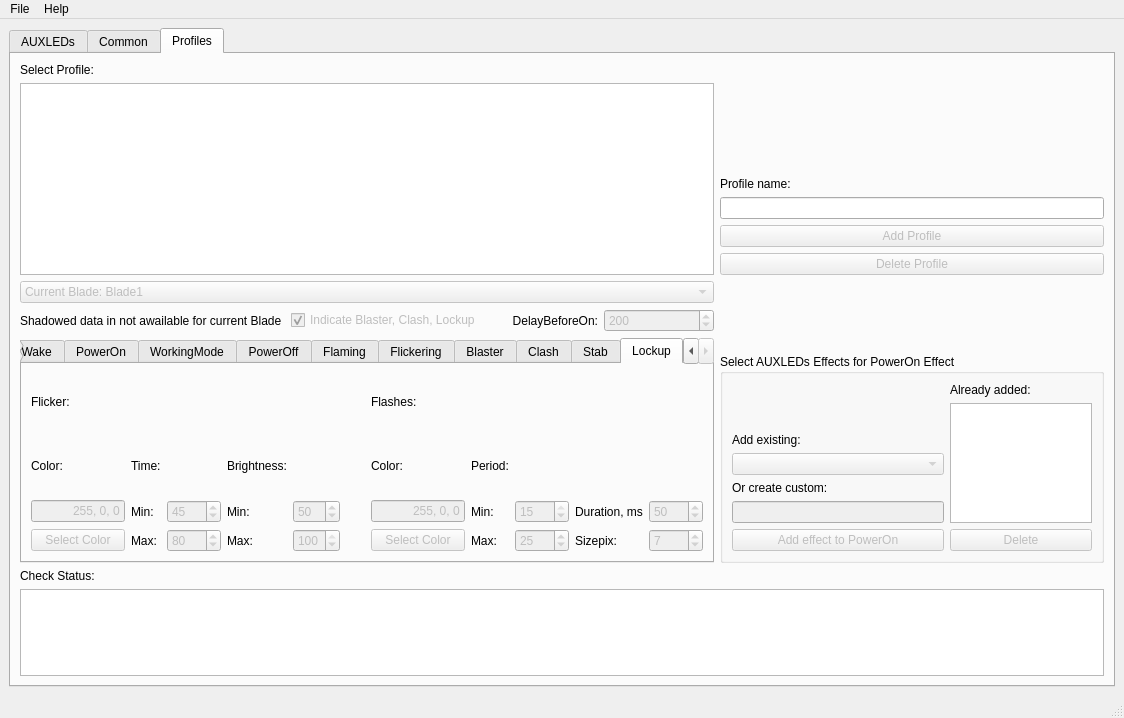
Above: Design.ui from raptorbox01/profileeditor before the change. Below: the same form after it.
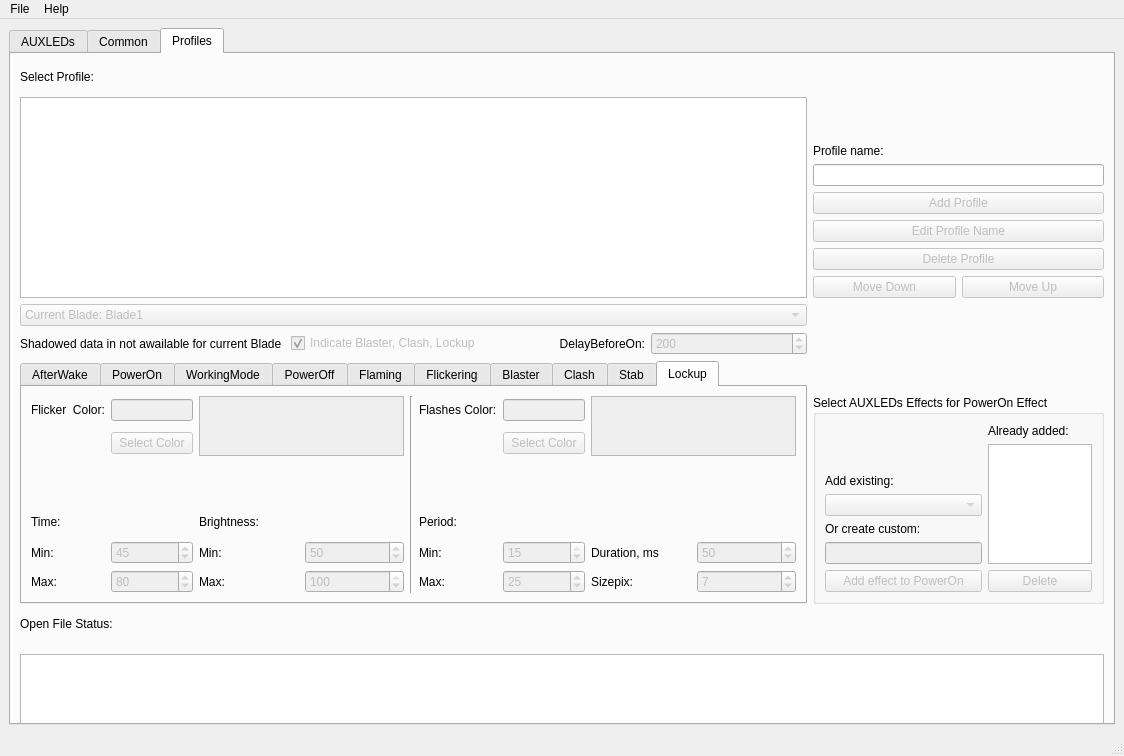
That is the form after the change. The open tabs and pages were chosen to show the change.

Commit message: +open all functionality +common.ini not saved bug fixed +buttons edit, move up and down (do not work)

```diff
--- a/Design.ui
+++ b/Design.ui
@@ -7,7 +7,7 @@
     <x>0</x>
     <y>0</y>
     <width>1124</width>
-    <height>718</height>
+    <height>756</height>
    </rect>
   </property>
   <property name="windowTitle">
@@ -1673,185 +1673,8 @@
        <attribute name="title">
         <string>Profiles</string>
        </attribute>
-       <layout class="QGridLayout" name="gridLayout_3" rowstretch="0,0,0,0,0,0,0,0,0,0,0,0,0" columnstretch="0,0,0,0,0">
-        <item row="3" column="4">
-         <widget class="QLineEdit" name="TxtAddProfile">
-          <property name="alignment">
-           <set>Qt::AlignBottom|Qt::AlignLeading|Qt::AlignLeft</set>
-          </property>
-         </widget>
-        </item>
-        <item row="4" column="4">
-         <widget class="QPushButton" name="BtnProfile">
-          <property name="enabled">
-           <bool>false</bool>
-          </property>
-          <property name="text">
-           <string>Add Profile</string>
-          </property>
-         </widget>
-        </item>
-        <item row="10" column="4">
-         <widget class="QGroupBox" name="GBAuxLeds">
-          <property name="title">
-           <string>Select AUXLEDs Effects for PowerOn Effect</string>
-          </property>
-          <layout class="QGridLayout" name="gridLayout_5" columnstretch="0,15,10">
-           <item row="13" column="2">
-            <widget class="QPushButton" name="BtnAuxDelete">
-             <property name="enabled">
-              <bool>false</bool>
-             </property>
-             <property name="text">
-              <string>Delete</string>
-             </property>
-            </widget>
-           </item>
-           <item row="13" column="1">
-            <widget class="QPushButton" name="BtnCReateAux">
-             <property name="enabled">
-              <bool>false</bool>
-             </property>
-             <property name="text">
-              <string>Add effect to PowerOn</string>
-             </property>
-            </widget>
-           </item>
-           <item row="12" column="1">
-            <widget class="QLineEdit" name="TxtCreateAux">
-             <property name="enabled">
-              <bool>false</bool>
-             </property>
-            </widget>
-           </item>
-           <item row="11" column="1" alignment="Qt::AlignBottom">
-            <widget class="QLabel" name="LblCreateAux">
-             <property name="text">
-              <string>Or create custom:</string>
-             </property>
-            </widget>
-           </item>
-           <item row="10" column="1">
-            <widget class="QComboBox" name="CBAuxList">
-             <property name="enabled">
-              <bool>false</bool>
-             </property>
-            </widget>
-           </item>
-           <item row="6" column="2">
-            <widget class="QLabel" name="label">
-             <property name="text">
-              <string>Already added:</string>
-             </property>
-            </widget>
-           </item>
-           <item row="7" column="2" rowspan="6">
-            <widget class="QListWidget" name="LstAuxProfile">
-             <property name="maximumSize">
-              <size>
-               <width>16777215</width>
-               <height>120</height>
-              </size>
-             </property>
-            </widget>
-           </item>
-           <item row="9" column="1">
-            <widget class="QLabel" name="LblAddAux">
-             <property name="text">
-              <string>Add existing:</string>
-             </property>
-            </widget>
-           </item>
-          </layout>
-         </widget>
-        </item>
-        <item row="2" column="4">
-         <widget class="QLabel" name="LblProfile_2">
-          <property name="text">
-           <string>Profile name:</string>
-          </property>
-          <property name="alignment">
-           <set>Qt::AlignBottom|Qt::AlignLeading|Qt::AlignLeft</set>
-          </property>
-         </widget>
-        </item>
-        <item row="5" column="4">
-         <widget class="QPushButton" name="BtnDeleteProfile">
-          <property name="enabled">
-           <bool>false</bool>
-          </property>
-          <property name="text">
-           <string>Delete Profile</string>
-          </property>
-         </widget>
-        </item>
-        <item row="7" column="1">
-         <widget class="QCheckBox" name="CBIndicate">
-          <property name="enabled">
-           <bool>false</bool>
-          </property>
-          <property name="text">
-           <string>Indicate Blaster, Clash, Lockup</string>
-          </property>
-          <property name="checked">
-           <bool>true</bool>
-          </property>
-         </widget>
-        </item>
-        <item row="7" column="2">
-         <widget class="QLabel" name="LblDelayBeforeOn">
-          <property name="text">
-           <string>DelayBeforeOn:</string>
-          </property>
-          <property name="alignment">
-           <set>Qt::AlignRight|Qt::AlignTrailing|Qt::AlignVCenter</set>
-          </property>
-         </widget>
-        </item>
-        <item row="7" column="3">
-         <widget class="QSpinBox" name="SpinDelayBeforeOn">
-          <property name="enabled">
-           <bool>false</bool>
-          </property>
-          <property name="maximum">
-           <number>9999</number>
-          </property>
-          <property name="singleStep">
-           <number>100</number>
-          </property>
-          <property name="value">
-           <number>200</number>
-          </property>
-         </widget>
-        </item>
-        <item row="7" column="0">
-         <widget class="QLabel" name="label_2">
-          <property name="text">
-           <string>Shadowed data in not awailable for current Blade </string>
-          </property>
-         </widget>
-        </item>
-        <item row="1" column="0" rowspan="5" colspan="4">
-         <widget class="QListWidget" name="LstProfile"/>
-        </item>
-        <item row="6" column="0" colspan="4">
-         <widget class="QComboBox" name="CBBlade">
-          <property name="enabled">
-           <bool>false</bool>
-          </property>
-          <item>
-           <property name="text">
-            <string>Current Blade: Blade1</string>
-           </property>
-          </item>
-          <item>
-           <property name="text">
-            <string>Current Blade: Blade2</string>
-           </property>
-          </item>
-         </widget>
-        </item>
-        <item row="9" column="0" rowspan="2" colspan="4">
+       <layout class="QGridLayout" name="gridLayout_3" rowstretch="0,0,0,0,0,0,0,0,0,0,0,0,0,0,0" columnstretch="0,0,0,0,0,0">
+        <item row="11" column="0" rowspan="2" colspan="4">
          <widget class="QTabWidget" name="TabEffects">
           <property name="enabled">
            <bool>true</bool>
@@ -2882,39 +2705,7 @@
             <string>Lockup</string>
            </attribute>
            <layout class="QGridLayout" name="gridLayout_23">
-            <item row="4" column="8">
-             <widget class="QSpinBox" name="SpinLockupPeriodMax">
-              <property name="enabled">
-               <bool>false</bool>
-              </property>
-              <property name="minimum">
-               <number>15</number>
-              </property>
-              <property name="maximum">
-               <number>9999</number>
-              </property>
-              <property name="singleStep">
-               <number>5</number>
-              </property>
-              <property name="value">
-               <number>25</number>
-              </property>
-             </widget>
-            </item>
-            <item row="3" column="6">
-             <widget class="QLineEdit" name="TxtLockupFlashesColor">
-              <property name="enabled">
-               <bool>false</bool>
-              </property>
-              <property name="text">
-               <string>255, 0, 0</string>
-              </property>
-              <property name="alignment">
-               <set>Qt::AlignRight|Qt::AlignTrailing|Qt::AlignVCenter</set>
-              </property>
-             </widget>
-            </item>
-            <item row="4" column="0">
+            <item row="1" column="1">
              <widget class="QPushButton" name="BtnLockupFlickerColor">
               <property name="enabled">
                <bool>false</bool>
@@ -2922,294 +2713,398 @@
               <property name="text">
                <string>Select Color</string>
               </property>
+              <property name="autoDefault">
+               <bool>true</bool>
+              </property>
              </widget>
             </item>
-            <item row="3" column="1">
-             <widget class="QLabel" name="LblLockupTimeMin">
+            <item row="0" column="1">
+             <widget class="QLineEdit" name="TxtLockupFlickerColor">
+              <property name="enabled">
+               <bool>false</bool>
+              </property>
+              <property name="inputMask">
+               <string/>
+              </property>
               <property name="text">
-               <string>Min:</string>
+               <string/>
               </property>
+              <property name="alignment">
+               <set>Qt::AlignRight|Qt::AlignTrailing|Qt::AlignVCenter</set>
+              </property>
              </widget>
             </item>
-            <item row="1" column="1">
+            <item row="0" column="5" rowspan="7">
+             <widget class="Line" name="line">
+              <property name="orientation">
+               <enum>Qt::Vertical</enum>
+              </property>
+             </widget>
+            </item>
+            <item row="6" column="1">
+             <widget class="QSpinBox" name="SpinLockupTimeMax">
+              <property name="enabled">
+               <bool>false</bool>
+              </property>
+              <property name="minimum">
+               <number>45</number>
+              </property>
+              <property name="maximum">
+               <number>9999</number>
+              </property>
+              <property name="value">
+               <number>80</number>
+              </property>
+             </widget>
+            </item>
+            <item row="3" column="0">
              <widget class="QLabel" name="LblLockupTime">
               <property name="text">
                <string>Time:</string>
               </property>
              </widget>
             </item>
-            <item row="3" column="2">
-             <widget class="QSpinBox" name="SpinLockupTimeMin">
-              <property name="enabled">
-               <bool>false</bool>
-              </property>
-              <property name="minimum">
-               <number>1</number>
-              </property>
-              <property name="maximum">
-               <number>80</number>
-              </property>
-              <property name="value">
-               <number>45</number>
-              </property>
-             </widget>
-            </item>
-            <item row="1" column="0">
-             <widget class="QLabel" name="LblLockupFlickerColor">
-              <property name="text">
-               <string>Color:</string>
-              </property>
-             </widget>
-            </item>
-            <item row="4" column="1">
+            <item row="6" column="0">
              <widget class="QLabel" name="LblLockupTimeMax">
               <property name="text">
                <string>Max:</string>
               </property>
              </widget>
             </item>
-            <item row="4" column="10">
-             <widget class="QSpinBox" name="SpinLockupSizepix">
+            <item row="5" column="4">
+             <widget class="QSpinBox" name="SpinLockupBrightnessMin">
               <property name="enabled">
                <bool>false</bool>
               </property>
-              <property name="minimum">
-               <number>1</number>
-              </property>
               <property name="maximum">
-               <number>144</number>
-              </property>
-              <property name="singleStep">
-               <number>1</number>
-              </property>
-              <property name="value">
-               <number>7</number>
-              </property>
-             </widget>
-            </item>
-            <item row="1" column="7">
-             <widget class="QLabel" name="LblLockupPeriod">
-              <property name="text">
-               <string>Period:</string>
-              </property>
-             </widget>
-            </item>
-            <item row="3" column="0">
-             <widget class="QLineEdit" name="TxtLockupFlickerColor">
-              <property name="enabled">
-               <bool>false</bool>
-              </property>
-              <property name="inputMask">
-               <string/>
-              </property>
-              <property name="text">
-               <string>255, 0, 0</string>
-              </property>
-              <property name="alignment">
-               <set>Qt::AlignRight|Qt::AlignTrailing|Qt::AlignVCenter</set>
-              </property>
-             </widget>
-            </item>
-            <item row="4" column="6">
-             <widget class="QPushButton" name="BtnLockupFlashesColor">
-              <property name="enabled">
-               <bool>false</bool>
-              </property>
-              <property name="text">
-               <string>Select Color</string>
-              </property>
-             </widget>
-            </item>
-            <item row="3" column="9">
-             <widget class="QLabel" name="LblLockupDuration">
-              <property name="text">
-               <string>Duration, ms</string>
-              </property>
-             </widget>
-            </item>
-            <item row="3" column="8">
-             <widget class="QSpinBox" name="SpinLockupPeriodMin">
-              <property name="enabled">
-               <bool>false</bool>
-              </property>
-              <property name="minimum">
-               <number>1</number>
-              </property>
-              <property name="maximum">
-               <number>15</number>
-              </property>
-              <property name="singleStep">
-               <number>1</number>
-              </property>
-              <property name="value">
-               <number>15</number>
-              </property>
-             </widget>
-            </item>
-            <item row="3" column="10">
-             <widget class="QSpinBox" name="SpinLockupDuration">
-              <property name="enabled">
-               <bool>false</bool>
-              </property>
-              <property name="minimum">
-               <number>1</number>
-              </property>
-              <property name="maximum">
-               <number>9999</number>
-              </property>
-              <property name="singleStep">
-               <number>10</number>
+               <number>100</number>
               </property>
               <property name="value">
                <number>50</number>
               </property>
              </widget>
             </item>
-            <item row="4" column="9">
+            <item row="3" column="3">
+             <widget class="QLabel" name="LblLockupBrightness">
+              <property name="text">
+               <string>Brightness:</string>
+              </property>
+             </widget>
+            </item>
+            <item row="5" column="3">
+             <widget class="QLabel" name="LblLockupBrightnessMin">
+              <property name="text">
+               <string>Min:</string>
+              </property>
+             </widget>
+            </item>
+            <item row="6" column="9">
              <widget class="QLabel" name="LblLockupSizepix">
               <property name="text">
                <string>Sizepix:</string>
               </property>
              </widget>
             </item>
-            <item row="3" column="7">
-             <widget class="QLabel" name="LblLockupPeriodMin">
-              <property name="text">
-               <string>Min:</string>
-              </property>
-             </widget>
-            </item>
-            <item row="4" column="4">
-             <widget class="QSpinBox" name="SpinLockupBrightnessMax">
-              <property name="enabled">
-               <bool>false</bool>
-              </property>
-              <property name="minimum">
-               <number>50</number>
-              </property>
-              <property name="maximum">
-               <number>100</number>
-              </property>
-              <property name="value">
-               <number>100</number>
-              </property>
-             </widget>
-            </item>
-            <item row="4" column="3">
-             <widget class="QLabel" name="LblLockcupBrightnessMax">
-              <property name="text">
-               <string>Max:</string>
-              </property>
-             </widget>
-            </item>
             <item row="0" column="0">
              <widget class="QLabel" name="LblLockupFlicker">
               <property name="text">
-               <string>Flicker:</string>
+               <string>Flicker  Color:</string>
+              </property>
+             </widget>
+            </item>
+            <item row="6" column="3">
+             <widget class="QLabel" name="LblLockcupBrightnessMax">
+              <property name="text">
+               <string>Max:</string>
               </property>
              </widget>
             </item>
             <item row="0" column="6">
              <widget class="QLabel" name="LblLockupFlashes">
               <property name="text">
-               <string>Flashes:</string>
+               <string>Flashes Color:</string>
               </property>
              </widget>
             </item>
-            <item row="1" column="3">
-             <widget class="QLabel" name="LblLockupBrightness">
+            <item row="5" column="9">
+             <widget class="QLabel" name="LblLockupDuration">
               <property name="text">
-               <string>Brightness:</string>
+               <string>Duration, ms</string>
               </property>
              </widget>
             </item>
-            <item row="1" column="6">
-             <widget class="QLabel" name="LblLockupFlashesColor">
-              <property name="text">
-               <string>Color:</string>
-              </property>
-             </widget>
-            </item>
-            <item row="4" column="2">
-             <widget class="QSpinBox" name="SpinLockupTimeMax">
+            <item row="5" column="10">
+             <widget class="QSpinBox" name="SpinLockupDuration">
               <property name="enabled">
                <bool>false</bool>
               </property>
               <property name="minimum">
-               <number>45</number>
+               <number>1</number>
               </property>
               <property name="maximum">
                <number>9999</number>
               </property>
               <property name="value">
+               <number>50</number>
+              </property>
+             </widget>
+            </item>
+            <item row="6" column="4">
+             <widget class="QSpinBox" name="SpinLockupBrightnessMax">
+              <property name="enabled">
+               <bool>false</bool>
+              </property>
+              <property name="minimum">
+               <number>50</number>
+              </property>
+              <property name="maximum">
+               <number>100</number>
+              </property>
+              <property name="value">
+               <number>100</number>
+              </property>
+             </widget>
+            </item>
+            <item row="6" column="10">
+             <widget class="QSpinBox" name="SpinLockupSizepix">
+              <property name="enabled">
+               <bool>false</bool>
+              </property>
+              <property name="minimum">
+               <number>1</number>
+              </property>
+              <property name="maximum">
+               <number>144</number>
+              </property>
+              <property name="singleStep">
+               <number>1</number>
+              </property>
+              <property name="value">
+               <number>7</number>
+              </property>
+             </widget>
+            </item>
+            <item row="5" column="0">
+             <widget class="QLabel" name="LblLockupTimeMin">
+              <property name="text">
+               <string>Min:</string>
+              </property>
+             </widget>
+            </item>
+            <item row="5" column="1">
+             <widget class="QSpinBox" name="SpinLockupTimeMin">
+              <property name="enabled">
+               <bool>false</bool>
+              </property>
+              <property name="minimum">
+               <number>1</number>
+              </property>
+              <property name="maximum">
                <number>80</number>
               </property>
-             </widget>
-            </item>
-            <item row="3" column="4">
-             <widget class="QSpinBox" name="SpinLockupBrightnessMin">
-              <property name="enabled">
-               <bool>false</bool>
-              </property>
-              <property name="maximum">
-               <number>100</number>
-              </property>
               <property name="value">
-               <number>50</number>
+               <number>45</number>
               </property>
              </widget>
             </item>
-            <item row="3" column="3">
-             <widget class="QLabel" name="LblLockupBrightnessMin">
+            <item row="0" column="3" rowspan="2" colspan="2">
+             <widget class="QTextBrowser" name="LockupFlickerColor">
+              <property name="enabled">
+               <bool>false</bool>
+              </property>
+              <property name="maximumSize">
+               <size>
+                <width>16777215</width>
+                <height>60</height>
+               </size>
+              </property>
+             </widget>
+            </item>
+            <item row="2" column="0">
+             <spacer name="verticalSpacer_8">
+              <property name="orientation">
+               <enum>Qt::Vertical</enum>
+              </property>
+              <property name="sizeHint" stdset="0">
+               <size>
+                <width>20</width>
+                <height>40</height>
+               </size>
+              </property>
+             </spacer>
+            </item>
+            <item row="1" column="7">
+             <widget class="QPushButton" name="BtnLockupFlashesColor">
+              <property name="enabled">
+               <bool>false</bool>
+              </property>
+              <property name="text">
+               <string>Select Color</string>
+              </property>
+              <property name="autoDefault">
+               <bool>true</bool>
+              </property>
+             </widget>
+            </item>
+            <item row="3" column="6">
+             <widget class="QLabel" name="LblLockupPeriod">
+              <property name="text">
+               <string>Period:</string>
+              </property>
+             </widget>
+            </item>
+            <item row="5" column="6">
+             <widget class="QLabel" name="LblLockupPeriodMin">
               <property name="text">
                <string>Min:</string>
               </property>
              </widget>
             </item>
-            <item row="4" column="7">
+            <item row="6" column="6">
              <widget class="QLabel" name="LblLockupPeriodMax">
               <property name="text">
                <string>Max:</string>
               </property>
              </widget>
             </item>
-            <item row="4" column="5">
-             <spacer name="horizontalSpacer_13">
-              <property name="orientation">
-               <enum>Qt::Horizontal</enum>
+            <item row="5" column="7">
+             <widget class="QSpinBox" name="SpinLockupPeriodMin">
+              <property name="enabled">
+               <bool>false</bool>
               </property>
-              <property name="sizeHint" stdset="0">
+              <property name="minimum">
+               <number>1</number>
+              </property>
+              <property name="maximum">
+               <number>15</number>
+              </property>
+              <property name="singleStep">
+               <number>1</number>
+              </property>
+              <property name="value">
+               <number>15</number>
+              </property>
+             </widget>
+            </item>
+            <item row="6" column="7">
+             <widget class="QSpinBox" name="SpinLockupPeriodMax">
+              <property name="enabled">
+               <bool>false</bool>
+              </property>
+              <property name="minimum">
+               <number>15</number>
+              </property>
+              <property name="maximum">
+               <number>9999</number>
+              </property>
+              <property name="singleStep">
+               <number>5</number>
+              </property>
+              <property name="value">
+               <number>25</number>
+              </property>
+             </widget>
+            </item>
+            <item row="0" column="9" rowspan="2" colspan="2">
+             <widget class="QTextBrowser" name="LockupFlashesColor">
+              <property name="enabled">
+               <bool>false</bool>
+              </property>
+              <property name="maximumSize">
                <size>
-                <width>40</width>
-                <height>20</height>
+                <width>16777215</width>
+                <height>60</height>
                </size>
               </property>
-             </spacer>
+             </widget>
+            </item>
+            <item row="0" column="7">
+             <widget class="QLineEdit" name="TxtLockupFlashesColor">
+              <property name="enabled">
+               <bool>false</bool>
+              </property>
+              <property name="text">
+               <string/>
+              </property>
+              <property name="alignment">
+               <set>Qt::AlignRight|Qt::AlignTrailing|Qt::AlignVCenter</set>
+              </property>
+             </widget>
             </item>
            </layout>
           </widget>
          </widget>
         </item>
-        <item row="12" column="0" colspan="5">
-         <widget class="QTextBrowser" name="TxtProfileStatus">
-          <property name="minimumSize">
-           <size>
-            <width>0</width>
-            <height>87</height>
-           </size>
+        <item row="9" column="1">
+         <widget class="QCheckBox" name="CBIndicate">
+          <property name="enabled">
+           <bool>false</bool>
           </property>
-          <property name="maximumSize">
-           <size>
-            <width>16777215</width>
-            <height>87</height>
-           </size>
+          <property name="text">
+           <string>Indicate Blaster, Clash, Lockup</string>
           </property>
+          <property name="checked">
+           <bool>true</bool>
+          </property>
          </widget>
         </item>
-        <item row="11" column="0">
-         <widget class="QLabel" name="LblProfileStatus">
+        <item row="9" column="3">
+         <widget class="QSpinBox" name="SpinDelayBeforeOn">
+          <property name="enabled">
+           <bool>false</bool>
+          </property>
+          <property name="maximum">
+           <number>9999</number>
+          </property>
+          <property name="singleStep">
+           <number>100</number>
+          </property>
+          <property name="value">
+           <number>200</number>
+          </property>
+         </widget>
+        </item>
+        <item row="9" column="0">
+         <widget class="QLabel" name="label_2">
           <property name="text">
-           <string>Check Status:</string>
+           <string>Shadowed data in not awailable for current Blade </string>
+          </property>
+         </widget>
+        </item>
+        <item row="9" column="2">
+         <widget class="QLabel" name="LblDelayBeforeOn">
+          <property name="text">
+           <string>DelayBeforeOn:</string>
+          </property>
+          <property name="alignment">
+           <set>Qt::AlignRight|Qt::AlignTrailing|Qt::AlignVCenter</set>
+          </property>
+         </widget>
+        </item>
+        <item row="8" column="0" colspan="4">
+         <widget class="QComboBox" name="CBBlade">
+          <property name="enabled">
+           <bool>false</bool>
+          </property>
+          <item>
+           <property name="text">
+            <string>Current Blade: Blade1</string>
+           </property>
+          </item>
+          <item>
+           <property name="text">
+            <string>Current Blade: Blade2</string>
+           </property>
+          </item>
+         </widget>
+        </item>
+        <item row="7" column="4">
+         <widget class="QPushButton" name="BtnDown">
+          <property name="enabled">
+           <bool>false</bool>
+          </property>
+          <property name="text">
+           <string>Move Down</string>
           </property>
          </widget>
         </item>
@@ -3220,6 +3115,175 @@
           </property>
          </widget>
         </item>
+        <item row="13" column="0">
+         <widget class="QLabel" name="LblProfileStatus">
+          <property name="text">
+           <string>Open File Status:</string>
+          </property>
+         </widget>
+        </item>
+        <item row="2" column="4">
+         <widget class="QLabel" name="LblProfile_2">
+          <property name="text">
+           <string>Profile name:</string>
+          </property>
+          <property name="alignment">
+           <set>Qt::AlignBottom|Qt::AlignLeading|Qt::AlignLeft</set>
+          </property>
+         </widget>
+        </item>
+        <item row="7" column="5">
+         <widget class="QPushButton" name="BtnUp">
+          <property name="enabled">
+           <bool>false</bool>
+          </property>
+          <property name="text">
+           <string>Move Up</string>
+          </property>
+         </widget>
+        </item>
+        <item row="6" column="4" colspan="2">
+         <widget class="QPushButton" name="BtnDeleteProfile">
+          <property name="enabled">
+           <bool>false</bool>
+          </property>
+          <property name="text">
+           <string>Delete Profile</string>
+          </property>
+          <property name="autoDefault">
+           <bool>true</bool>
+          </property>
+         </widget>
+        </item>
+        <item row="5" column="4" colspan="2">
+         <widget class="QPushButton" name="BtnEditProfile">
+          <property name="enabled">
+           <bool>false</bool>
+          </property>
+          <property name="text">
+           <string>Edit Profile Name</string>
+          </property>
+         </widget>
+        </item>
+        <item row="4" column="4" colspan="2">
+         <widget class="QPushButton" name="BtnProfile">
+          <property name="enabled">
+           <bool>false</bool>
+          </property>
+          <property name="text">
+           <string>Add Profile</string>
+          </property>
+          <property name="autoDefault">
+           <bool>true</bool>
+          </property>
+         </widget>
+        </item>
+        <item row="3" column="4" colspan="2">
+         <widget class="QLineEdit" name="TxtAddProfile">
+          <property name="alignment">
+           <set>Qt::AlignBottom|Qt::AlignLeading|Qt::AlignLeft</set>
+          </property>
+         </widget>
+        </item>
+        <item row="1" column="0" rowspan="7" colspan="4">
+         <widget class="QListWidget" name="LstProfile"/>
+        </item>
+        <item row="12" column="4" colspan="2">
+         <widget class="QGroupBox" name="GBAuxLeds">
+          <property name="title">
+           <string>Select AUXLEDs Effects for PowerOn Effect</string>
+          </property>
+          <layout class="QGridLayout" name="gridLayout_5" columnstretch="0,15,10">
+           <item row="13" column="2">
+            <widget class="QPushButton" name="BtnAuxDelete">
+             <property name="enabled">
+              <bool>false</bool>
+             </property>
+             <property name="text">
+              <string>Delete</string>
+             </property>
+             <property name="autoDefault">
+              <bool>true</bool>
+             </property>
+            </widget>
+           </item>
+           <item row="13" column="1">
+            <widget class="QPushButton" name="BtnCReateAux">
+             <property name="enabled">
+              <bool>false</bool>
+             </property>
+             <property name="text">
+              <string>Add effect to PowerOn</string>
+             </property>
+             <property name="autoDefault">
+              <bool>true</bool>
+             </property>
+            </widget>
+           </item>
+           <item row="12" column="1">
+            <widget class="QLineEdit" name="TxtCreateAux">
+             <property name="enabled">
+              <bool>false</bool>
+             </property>
+            </widget>
+           </item>
+           <item row="11" column="1" alignment="Qt::AlignBottom">
+            <widget class="QLabel" name="LblCreateAux">
+             <property name="text">
+              <string>Or create custom:</string>
+             </property>
+            </widget>
+           </item>
+           <item row="10" column="1">
+            <widget class="QComboBox" name="CBAuxList">
+             <property name="enabled">
+              <bool>false</bool>
+             </property>
+            </widget>
+           </item>
+           <item row="6" column="2">
+            <widget class="QLabel" name="label">
+             <property name="text">
+              <string>Already added:</string>
+             </property>
+            </widget>
+           </item>
+           <item row="7" column="2" rowspan="6">
+            <widget class="QListWidget" name="LstAuxProfile">
+             <property name="maximumSize">
+              <size>
+               <width>16777215</width>
+               <height>120</height>
+              </size>
+             </property>
+            </widget>
+           </item>
+           <item row="9" column="1">
+            <widget class="QLabel" name="LblAddAux">
+             <property name="text">
+              <string>Add existing:</string>
+             </property>
+            </widget>
+           </item>
+          </layout>
+         </widget>
+        </item>
+        <item row="14" column="0" colspan="6">
+         <widget class="QTextBrowser" name="TxtProfileStatus">
+          <property name="minimumSize">
+           <size>
+            <width>0</width>
+            <height>70</height>
+           </size>
+          </property>
+          <property name="maximumSize">
+           <size>
+            <width>16777215</width>
+            <height>50</height>
+           </size>
+          </property>
+         </widget>
+        </item>
        </layout>
       </widget>
      </widget>
```
Left out of the diff: 1832 changed lines with no effect on the pictures. The commit also changes 2 other files.
